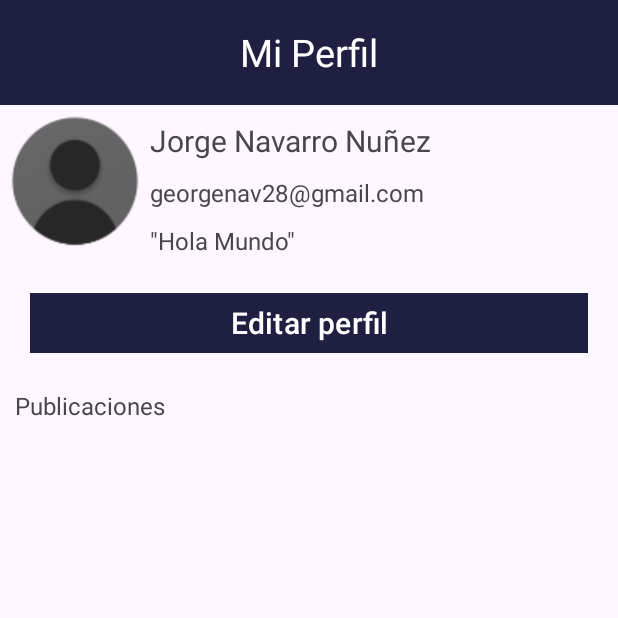
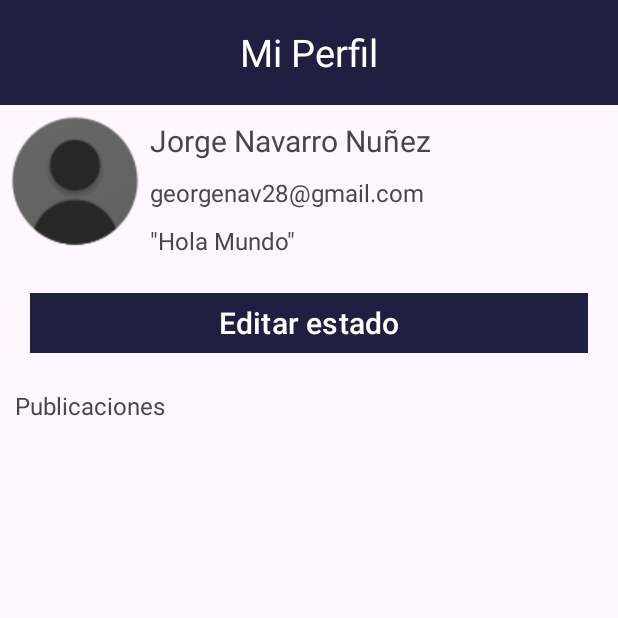
Before and after one commit to societyscripters/Scripters-SocietyApp, an Android app: the fragment PerfilFragment placed in its activity, on a phone screen of 412 x 824 dp, the top half of it. Run offline under Robolectric (Android 15) with nearby library versions, the phone set to English and light mode, and no system bars; our stand-ins replace Volley; network calls fail; 5 statements that could not run were skipped.

Commit message:
editar estado agregado (sin api)

```diff
--- a/app/src/main/java/com/example/scripters_society/PerfilFragment.java
+++ b/app/src/main/java/com/example/scripters_society/PerfilFragment.java
@@ -2,6 +2,9 @@ package com.example.scripters_society;
 
 import static com.example.scripters_society.Login.usuarioLogeado;
 
+import android.app.AlertDialog;
+import android.graphics.Color;
+import android.graphics.drawable.ColorDrawable;
 import android.os.Bundle;
 
 import androidx.fragment.app.Fragment;
@@ -9,7 +12,11 @@ import androidx.fragment.app.Fragment;
 import android.view.LayoutInflater;
 import android.view.View;
 import android.view.ViewGroup;
+import android.widget.Button;
+import android.widget.EditText;
+import android.widget.ImageButton;
 import android.widget.TextView;
+import android.widget.Toast;
 
 /**
  * A simple {@link Fragment} subclass.
@@ -19,6 +26,9 @@ import android.widget.TextView;
 public class PerfilFragment extends Fragment {
 
     TextView tvNombreUsuario, tvEmailUsuario, tvEstadoUsuario;
+    EditText etEstado;
+    Button btnCambiar, btnEditarEstado;
+    ImageButton imgBtnClose;
 
     // TODO: Rename parameter arguments, choose names that match
     // the fragment initialization parameters, e.g. ARG_ITEM_NUMBER
@@ -64,6 +74,16 @@ public class PerfilFragment extends Fragment {
     public View onCreateView(LayoutInflater inflater, ViewGroup container,
                              Bundle savedInstanceState) {
         View view = inflater.inflate(R.layout.fragment_perfil, container, false);
+        View editProfileDialog = LayoutInflater.from(this.getContext()).inflate(R.layout.edit_profile_dialog,null);
+        AlertDialog.Builder dialog = new AlertDialog.Builder(this.getContext());
+        dialog.setView(editProfileDialog);
+
+        imgBtnClose = (ImageButton) editProfileDialog.findViewById(R.id.imgBtnClose);
+        btnCambiar = (Button) editProfileDialog.findViewById(R.id.btnCambiar);
+        etEstado = (EditText) editProfileDialog.findViewById(R.id.etNuevoEstado);
+        final AlertDialog alertDialog = dialog.create();
+
+        btnEditarEstado = view.findViewById(R.id.btnEditarEstado);
 
         tvNombreUsuario = view.findViewById(R.id.tvNameUser);
         tvEmailUsuario = view.findViewById(R.id.tvEmailUser);
@@ -72,6 +92,37 @@ public class PerfilFragment extends Fragment {
         tvNombreUsuario.setText(usuarioLogeado.getName());
         tvEmailUsuario.setText(usuarioLogeado.getEmail());
         tvEstadoUsuario.setText('"'+usuarioLogeado.getStatus()+'"');
+        etEstado.setText(usuarioLogeado.getStatus());
+
+        btnEditarEstado.setOnClickListener(new View.OnClickListener() {
+            @Override
+            public void onClick(View v) {
+                alertDialog.getWindow().setBackgroundDrawable(new ColorDrawable(Color.TRANSPARENT));
+                alertDialog.show();
+            }
+        });
+
+        imgBtnClose.setOnClickListener(new View.OnClickListener() {
+            @Override
+            public void onClick(View v) {
+                alertDialog.cancel();
+            }
+        });
+
+        btnCambiar.setOnClickListener(new View.OnClickListener() {
+            @Override
+            public void onClick(View v) {
+                cambiarEstado(etEstado.getText().toString());
+                alertDialog.cancel();
+                Toast.makeText(getContext(), "Estado cambiado", Toast.LENGTH_SHORT).show();
+            }
+        });
+
         return view;
     }
+
+    private void cambiarEstado(String nuevoEstado) {
+        usuarioLogeado.setStatus(nuevoEstado);
+        tvEstadoUsuario.setText('"'+usuarioLogeado.getStatus()+'"');
+    }
 }
--- a/app/src/main/res/layout/activity_publicar.xml
+++ b/app/src/main/res/layout/activity_publicar.xml
@@ -30,7 +30,7 @@
         android:layout_width="wrap_content"
         android:layout_height="wrap_content"
         android:layout_marginTop="32dp"
-        android:text="¿ Que estas pensando?"
+        android:text="¿Que estas pensando?"
         android:textColor="#3949AB"
         android:textSize="25sp"
         android:textStyle="bold"
--- a/app/src/main/res/layout/fragment_comment.xml
+++ b/app/src/main/res/layout/fragment_comment.xml
@@ -25,7 +25,6 @@
         </Toolbar>
     </androidx.constraintlayout.widget.ConstraintLayout>
 
-
     <ListView
         android:layout_width="match_parent"
         android:layout_height="match_parent"/>
--- a/app/src/main/res/layout/fragment_perfil.xml
+++ b/app/src/main/res/layout/fragment_perfil.xml
@@ -72,13 +72,14 @@
     </LinearLayout>
 
     <Button
+        android:id="@+id/btnEditarEstado"
         android:textSize="20dp"
         android:backgroundTint="#1F2041"
         android:layout_width="match_parent"
         android:layout_height="wrap_content"
         android:layout_marginHorizontal="20dp"
         android:layout_marginTop="20dp"
-        android:text="Editar perfil"
+        android:text="Editar estado"
         app:cornerRadius="0dp">
     </Button>
 
```
Also changed, not shown: app/src/main/res/drawable/dialog_bg.xml (added, +16 -0 lines), app/src/main/res/drawable/star_close.xml (added, +9 -0 lines), app/src/main/res/layout/edit_profile_dialog.xml (added, +58 -0 lines).
